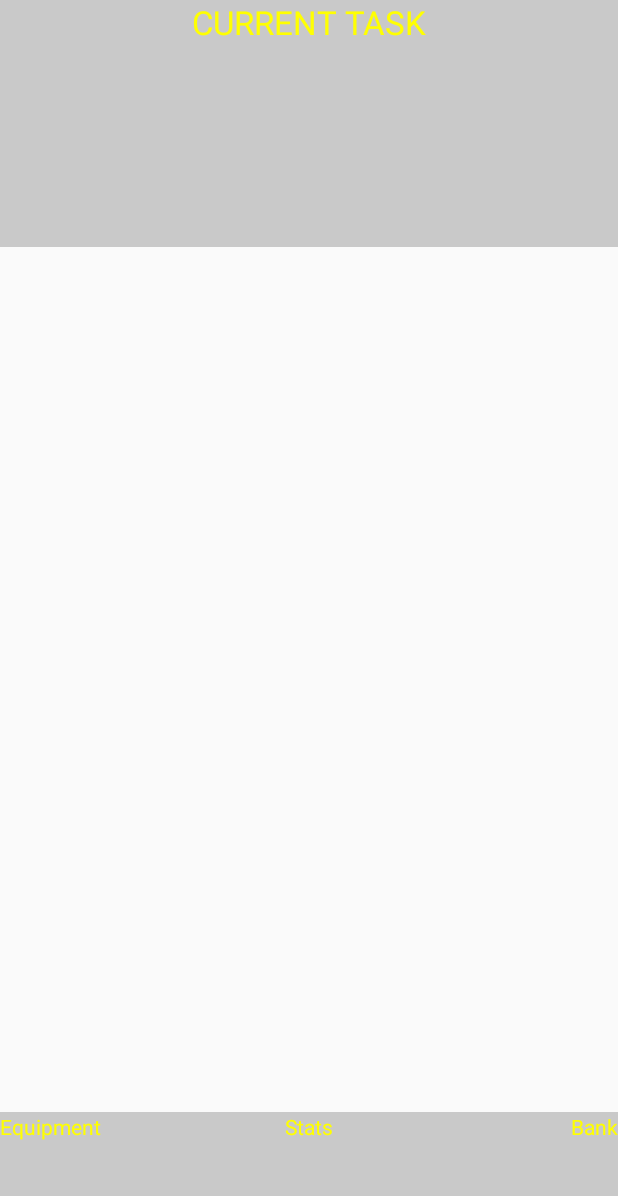
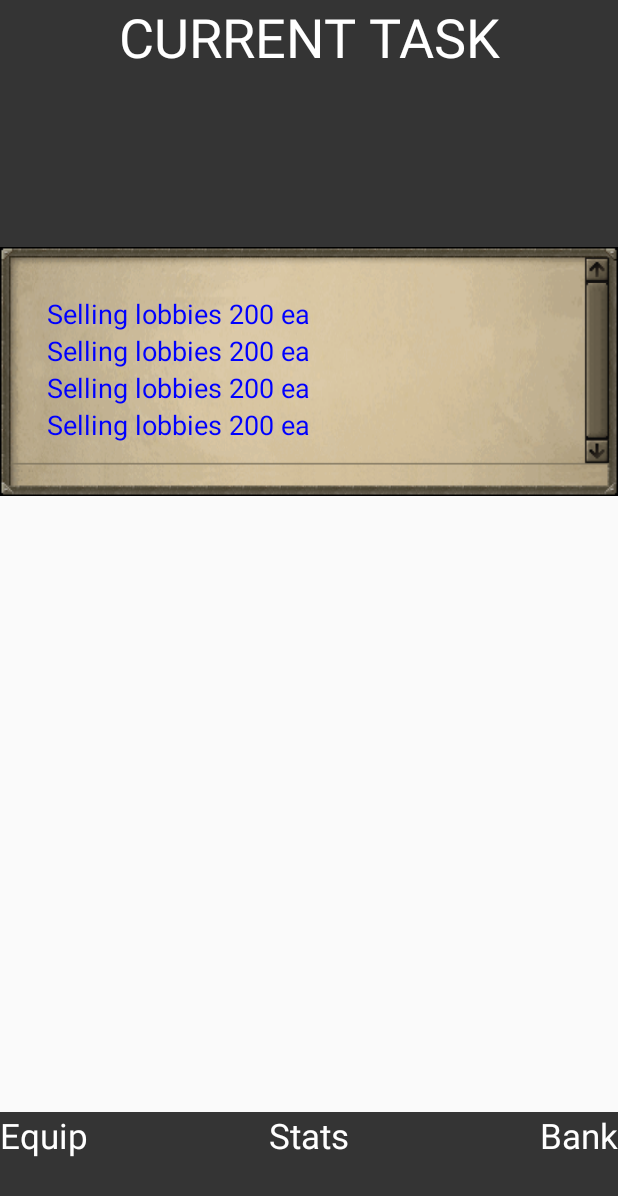
Before and after one commit to ecurri3/AutoScape, an Android app: the screen it shows after launch (MainActivity), on a phone screen of 412 x 824 dp. Shown: the top 1196 px of the screen. Run offline under Robolectric (Android 15) with nearby library versions, the phone set to English and light mode, and no system bars.

```diff
--- a/app/src/main/java/com/evan/autoscape/autoscape/MainActivity.java
+++ b/app/src/main/java/com/evan/autoscape/autoscape/MainActivity.java
@@ -3,26 +3,51 @@ package com.evan.autoscape.autoscape;
 import android.content.Context;
 import android.content.SharedPreferences;
 import android.os.Bundle;
+import android.os.Handler;
 import android.support.v7.app.ActionBarActivity;
+import android.view.LayoutInflater;
 import android.view.Menu;
 import android.view.MenuItem;
+import android.widget.LinearLayout;
+import android.widget.ScrollView;
+import android.widget.TextView;
 
 
 public class MainActivity extends ActionBarActivity {
 
-    public static final String MYPREFERENCES = "MyPrefs";
-    SharedPreferences sharedPrefs;
-    long Time;
-    long endTime;
-    Task currTask;
+    public static final String MY_PREFS = "MyPrefs"; //Name of sharedPrefs file
+    SharedPreferences sharedPrefs; //sharedPrefs for storing game data
+    Task currTask; //The current task in progress
+
+
+    LinearLayout linearLayoutEvents;
+    ScrollView scrollViewEvents;
+
+
+
+    final int UPDATE_FREQUENCY = 2000; //Number of milliseconds between updates
+    final Handler handler = new Handler(); //Handler allows us to call runnableUpdate repeatedly
+    Runnable runnableUpdate = new Runnable() { //Runnable object for calling update
+        public void run() {
+            update(); //Call the update method
+            handler.postDelayed(this, UPDATE_FREQUENCY); //Repeat periodically
+        }
+    };
+
 
     @Override
     protected void onCreate(Bundle savedInstanceState) {
         super.onCreate(savedInstanceState);
         setContentView(R.layout.activity_main);
 
-        sharedPrefs = getSharedPreferences(MYPREFERENCES, Context.MODE_PRIVATE);
-        currTask = new Task(30, this.getApplicationContext());
+        //Get sharedPrefs
+        sharedPrefs = getSharedPreferences(MY_PREFS, Context.MODE_PRIVATE);
+        //TODO: Initialize GameData by reading sharedPrefs
+        currTask = new Task(30, this);
+
+        linearLayoutEvents = (LinearLayout)findViewById(R.id.LinearLayoutEvents);
+        scrollViewEvents = (ScrollView) findViewById(R.id.scrollViewEvents);
+
     }
 
 
@@ -50,8 +75,40 @@ public class MainActivity extends ActionBarActivity {
 
     @Override
     public void onResume(){
+        //Called whenever this activity returns to foreground
         super.onResume();
-        //Updates current task progress
-        currTask.updateTask();
+        //Call update immediately
+        update();
+        //Restart runnableUpdate using Handler
+        handler.postDelayed(runnableUpdate, UPDATE_FREQUENCY);
+    }
+
+    public void onPause(){
+        //Called whenever this activity is in the background
+        super.onPause();
+        //Temporarily remove runnableUpdate calls from Handler
+        handler.removeCallbacks(runnableUpdate);
+    }
+
+    public void update() {
+        //Testing adding an event
+        LayoutInflater layoutInflater = (LayoutInflater)getSystemService(Context.LAYOUT_INFLATER_SERVICE);
+        TextView tv = (TextView)layoutInflater.inflate(R.layout.text_view_event_item, null); //inflate textview
+        tv.setText("Selling lobbies 200 ea");
+        linearLayoutEvents.addView(tv); //add to list of events
+        scrollViewEvents.fullScroll(ScrollView.FOCUS_DOWN); //scroll to bottom
+
+
+
+
+        //Currently have a task in progress
+        if (currTask != null) {
+            //Updates current task progress
+            currTask.updateTask();
+        }
+        //No task in progress
+        else {
+
+        }
     }
 }
--- a/app/src/main/java/com/evan/autoscape/autoscape/Task.java
+++ b/app/src/main/java/com/evan/autoscape/autoscape/Task.java
@@ -2,8 +2,6 @@ package com.evan.autoscape.autoscape;
 
 import android.content.Context;
 import android.content.SharedPreferences;
-import android.content.SharedPreferences.Editor;
-import android.widget.Toast;
 
 import java.util.Random;
 
@@ -15,8 +13,9 @@ public class Task {
     private int requirements;
     private int cost;
     private Item[] itemRewards;
-    private int expRewardSkills[];
-    private int expRewardValues[];
+
+    private int expRewardSkills[]; //Skills for which exp is earned
+    private int expRewardValues[]; //Corresponding exp amount for each skill
 
     private long Duration;//in millis
     private long timeStarted;//in millis
@@ -25,7 +24,7 @@ public class Task {
 
     private Context context;
 
-    public static final String MyPREFERENCES = "MyPrefs";
+    public static final String MY_PREFS = "MyPrefs";
     SharedPreferences sharedpreferences;
 
     public Task(){
@@ -38,7 +37,7 @@ public class Task {
         this.endTime = timeStarted + minDuration * 60 * 1000;
         context = c;
 
-        sharedpreferences = context.getSharedPreferences(MyPREFERENCES, Context.MODE_PRIVATE);
+        sharedpreferences = context.getSharedPreferences(MY_PREFS, Context.MODE_PRIVATE);
         SharedPreferences.Editor editor = sharedpreferences.edit();
         editor.putLong("endTime_currTask", endTime);
         editor.apply();
@@ -53,8 +52,6 @@ public class Task {
      */
     public void updateTask(){
         long endTime = sharedpreferences.getLong("endTime_currTask", 1000);
-        String endTime_S = "" + endTime;
-        Toast.makeText(context, endTime_S, Toast.LENGTH_SHORT).show();
         long currTime = System.currentTimeMillis();
         long rewardTick = rewardTick();
         long nextRewardTime = lastChecked + rewardTick;
@@ -105,10 +102,7 @@ public class Task {
     Determines if roll was in a certain range
      */
     public boolean isBetween(int roll, int min, int max){
-        if(roll >= min && roll <= max)
-            return true;
-        else
-            return false;
+        return (roll >= min && roll <= max);
     }
 
     /*
--- a/app/src/main/res/layout/activity_main.xml
+++ b/app/src/main/res/layout/activity_main.xml
@@ -9,52 +9,58 @@
         android:layout_width="fill_parent"
         android:layout_height="0dp"
         android:layout_weight="2"
-        android:background="#C9C9C9">
+        android:background="#343434">
 
         <TextView
             android:layout_width="fill_parent"
             android:layout_height="wrap_content"
             android:text="CURRENT TASK"
             android:gravity="center"
-            android:textSize="@dimen/abc_text_size_large_material"
-            android:textColor="#FFFF00"/>
+            android:textSize="36sp"
+            android:textColor="#FFFFFF"/>
     </RelativeLayout>
 
     <ScrollView
         android:layout_width="fill_parent"
         android:layout_height="0dp"
-        android:layout_weight="7">
-        <ListView
+        android:layout_weight="7"
+        android:id="@+id/scrollViewEvents">
+        <LinearLayout
             android:layout_width="fill_parent"
-            android:layout_height="wrap_content">
-
-        </ListView>
+            android:layout_height="fill_parent"
+            android:orientation="vertical"
+            android:id="@+id/LinearLayoutEvents"
+            android:background="@drawable/chat_box">
+        </LinearLayout>
     </ScrollView>
 
     <RelativeLayout
         android:layout_width="fill_parent"
         android:layout_height="0dp"
         android:layout_weight="1"
-        android:background="#C9C9C9">
+        android:background="#343434">
 
         <TextView
             android:layout_width="wrap_content"
             android:layout_height="wrap_content"
-            android:textColor="#FFFF00"
-            android:text="Equipment"
-            android:layout_alignParentLeft="true"/>
+            android:textColor="#FFFFFF"
+            android:text="Equip"
+            android:layout_alignParentLeft="true"
+            android:textSize="23sp"/>
         <TextView
             android:layout_width="wrap_content"
             android:layout_height="wrap_content"
-            android:textColor="#FFFF00"
+            android:textColor="#FFFFFF"
             android:text="Stats"
-            android:layout_centerHorizontal="true"/>
+            android:layout_centerHorizontal="true"
+            android:textSize="23sp"/>
         <TextView
             android:layout_width="wrap_content"
             android:layout_height="wrap_content"
-            android:textColor="#FFFF00"
+            android:textColor="#FFFFFF"
             android:text="Bank"
-            android:layout_alignParentRight="true"/>
+            android:layout_alignParentRight="true"
+            android:textSize="23sp"/>
 
     </RelativeLayout>
 
--- /dev/null
+++ b/app/src/main/res/layout/text_view_event_item.xml
@@ -0,0 +1,6 @@
+<?xml version="1.0" encoding="utf-8"?>
+<TextView xmlns:android="http://schemas.android.com/apk/res/android"
+    android:layout_width="fill_parent"
+    android:layout_height="wrap_content"
+    android:textSize="18sp"
+    android:textColor="#0000FF"/>
```
Also changed, not shown: app/src/main/res/drawable/chat_box.9.png (added).
